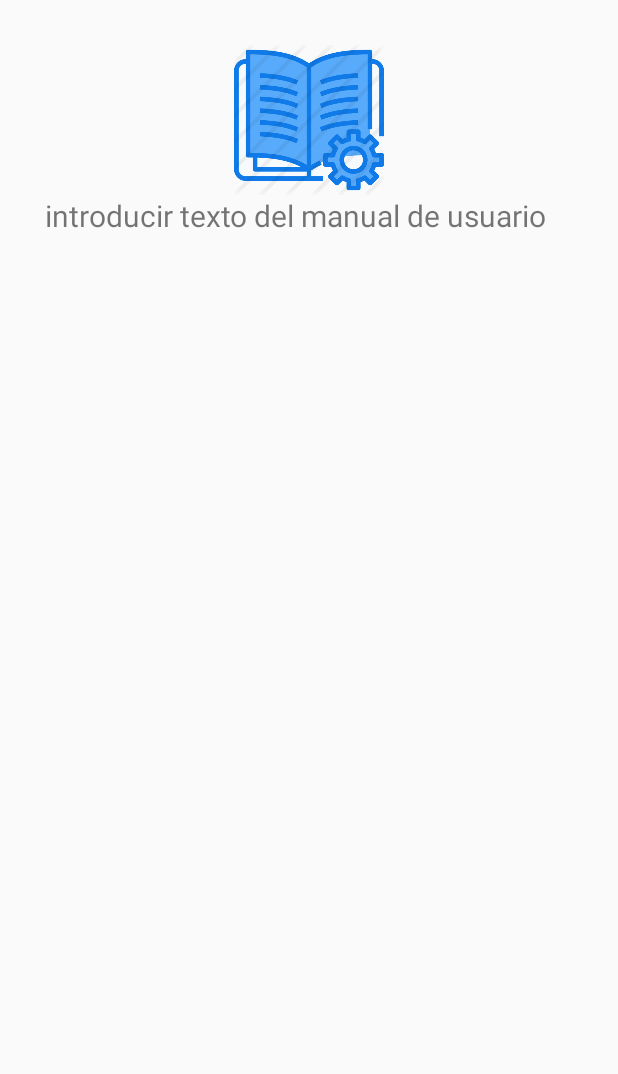
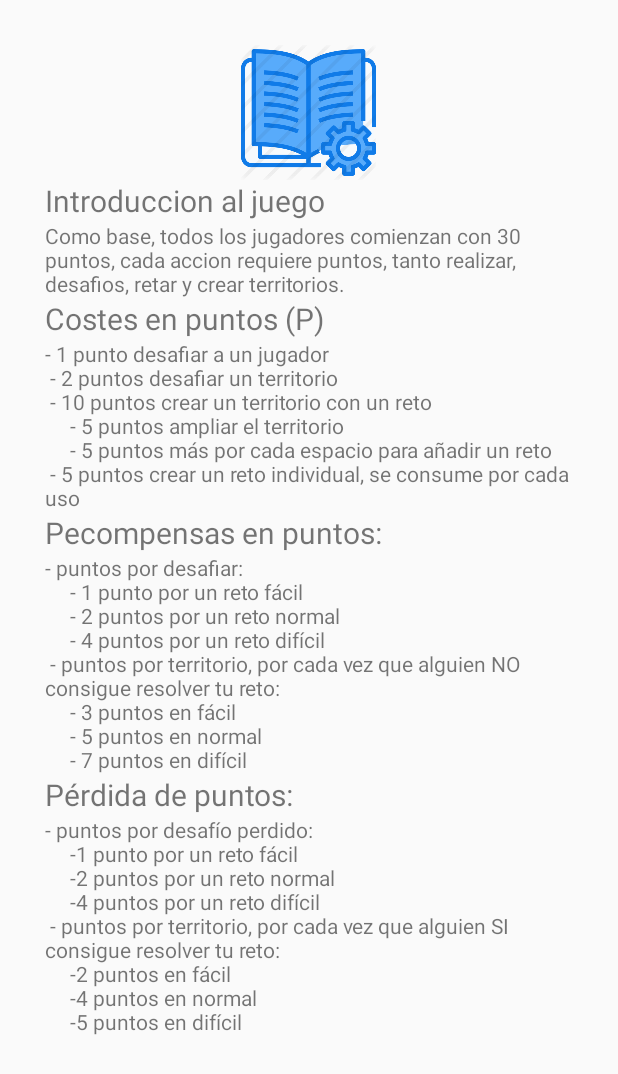
Before and after one commit to jjaimes1/El-Reto-Android-Studio, an Android app: the layout activity_manual.xml on its own in the app's theme, with its tools: preview values and no code run, on a phone screen of 412 x 824 dp. Shown: the top 1074 px of the screen. Run offline under Robolectric (Android 15) with nearby library versions, the phone set to English and light mode, and no system bars.

Commit message:
introducido el texto del manual del juego, ver luego si poner más cosas y si poner varias ventanas para diferentes partes del manual

```diff
--- a/app/src/main/res/layout/activity_manual.xml
+++ b/app/src/main/res/layout/activity_manual.xml
@@ -11,15 +11,64 @@
 
     <ImageView
         android:id="@+id/imageView3"
-        android:layout_width="100dp"
-        android:layout_height="100dp"
+        android:layout_width="90dp"
+        android:layout_height="90dp"
         app:srcCompat="@drawable/manualico" />
 
     <TextView
-        android:id="@+id/vManualTxt"
+        android:id="@+id/vManualTxt1"
         android:layout_width="match_parent"
         android:layout_height="wrap_content"
-        android:text="@string/vManual"
+        android:text="@string/vManual1"
         android:textSize="20dp"
         />
+    <TextView
+        android:id="@+id/vManualTxt2"
+        android:layout_width="match_parent"
+        android:layout_height="wrap_content"
+        android:text="@string/vManual2"
+        android:textSize="14dp"
+        />
+    <TextView
+        android:id="@+id/vManualTxt3"
+        android:layout_width="match_parent"
+        android:layout_height="wrap_content"
+        android:text="@string/vManual3"
+        android:textSize="20dp"
+        />
+    <TextView
+        android:id="@+id/vManualTxt4"
+        android:layout_width="match_parent"
+        android:layout_height="wrap_content"
+        android:text="@string/vManual4"
+        android:textSize="14dp"
+        />
+    <TextView
+        android:id="@+id/vManualTxt5"
+        android:layout_width="match_parent"
+        android:layout_height="wrap_content"
+        android:text="@string/vManual5"
+        android:textSize="20dp"
+        />
+    <TextView
+        android:id="@+id/vManualTxt6"
+        android:layout_width="match_parent"
+        android:layout_height="wrap_content"
+        android:text="@string/vManual6"
+        android:textSize="14dp"
+        />
+    <TextView
+        android:id="@+id/vManualTxt7"
+        android:layout_width="match_parent"
+        android:layout_height="wrap_content"
+        android:text="@string/vManual7"
+        android:textSize="20dp"
+        />
+    <TextView
+        android:id="@+id/vManualTxt8"
+        android:layout_width="match_parent"
+        android:layout_height="wrap_content"
+        android:text="@string/vManual8"
+        android:textSize="14dp"
+        />
 </LinearLayout>
--- a/app/src/main/res/values/strings.xml
+++ b/app/src/main/res/values/strings.xml
@@ -25,5 +25,42 @@
     <string name="vPrincipalManual">Manual</string>
     <string name="vPrincipalAjustes">Ajustes</string>
     <string name="vCreacioUsBtnLogConCuenta">Log con cuenta</string>
-    <string name="vManual">introducir texto del manual de usuario</string>
+
+    <string name="vManual1">Introduccion al juego</string>
+    <string name="vManual2">
+        Como base, todos los jugadores comienzan con 30 puntos,
+        cada accion requiere puntos, tanto realizar, desafios, retar y crear territorios.
+    </string>
+    <string name="vManual3">Costes en puntos (P)</string>
+    <string name="vManual4">
+        - 1 punto desafiar a un jugador \n
+        - 2 puntos desafiar un territorio  \n
+        - 10 puntos crear un territorio con un reto  \n
+        \t    - 5 puntos ampliar el territorio \n
+        \t    - 5 puntos más por cada espacio para añadir un reto \n
+        - 5 puntos crear un reto individual, se consume por cada uso
+    </string>
+    <string name="vManual5">Pecompensas en puntos:</string>
+    <string name="vManual6">
+        - puntos por desafiar: \n
+        \t - 1 punto por un reto fácil \n
+        \t - 2 puntos por un reto normal \n
+        \t - 4 puntos por un reto difícil \n
+        - puntos por territorio, por cada vez que alguien NO consigue resolver tu reto: \n
+        \t - 3 puntos en fácil \n
+        \t - 5 puntos en normal \n
+        \t - 7 puntos en difícil
+    </string>
+    <string name="vManual7">Pérdida de puntos:</string>
+    <string name="vManual8">
+        - puntos por desafío perdido: \n
+        \t -1 punto por un reto fácil \n
+        \t -2 puntos por un reto normal \n
+        \t -4 puntos por un reto difícil \n
+        - puntos por territorio,  por cada vez que alguien SI consigue resolver tu reto: \n
+        \t -2 puntos en fácil \n
+        \t -4 puntos en normal \n
+        \t -5 puntos en difícil
+    </string>
+
 </resources>
```
